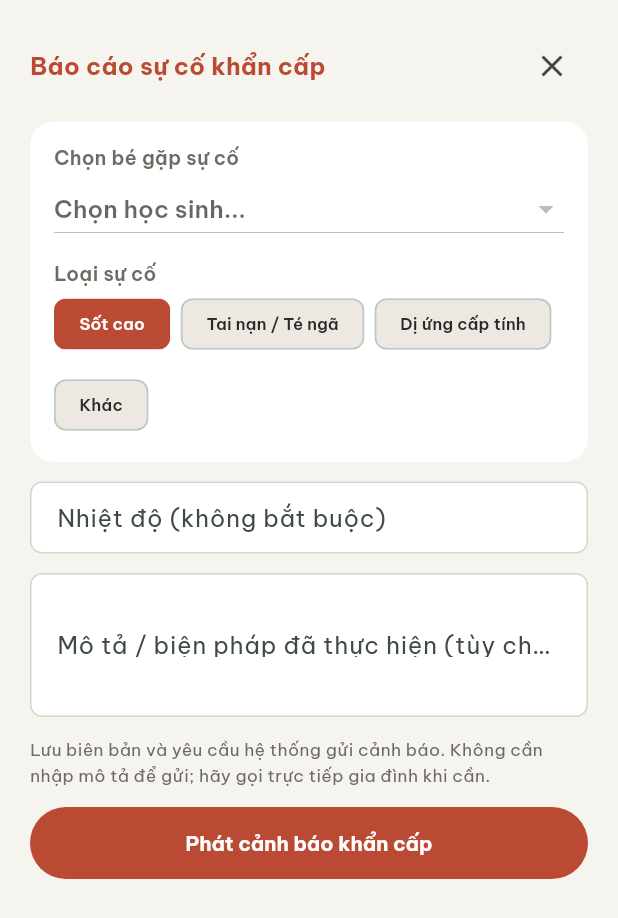
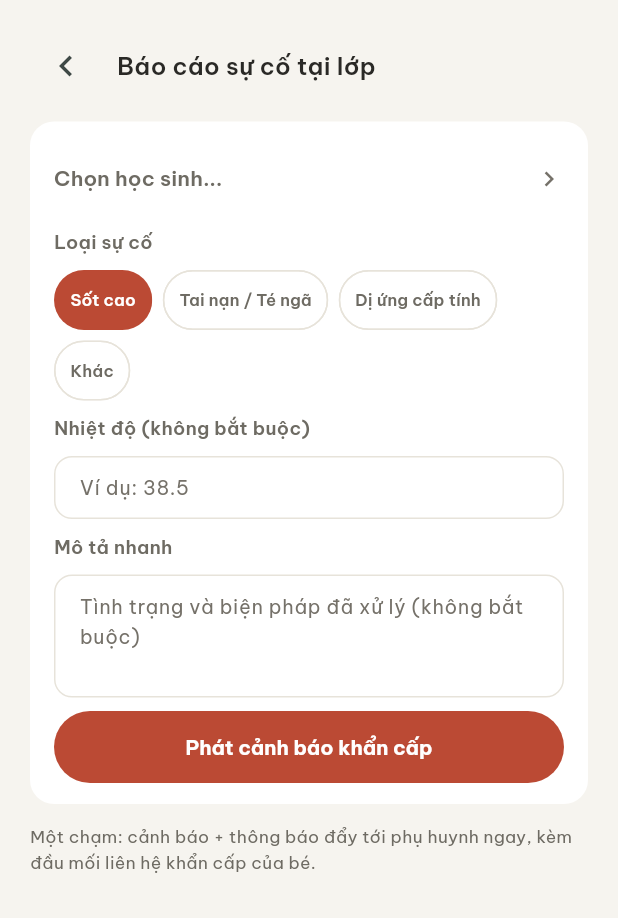
Before and after one commit to C1SE-09/Capstone-Project-1-Group-C1SE.09, a Flutter app: the TeacherEmergencySheet widget shown alone on an empty page, opened directly with empty values, on a phone screen of 412 x 824 dp. Shown: the top 918 px of the screen. Run offline on Flutter 3.47's test engine with Material 3 defaults, Android fonts, the phone set to English and light mode, and no system bars; our stand-ins replace connectivity_plus, cross_file, device_info_plus, dio, equatable, file_picker and 8 more; missing offline and left inert: record; accounts and stored records are empty.

Commit message:
[UI][Emergency] align incident report and alert screens with Figma M8-M9
Child picker row with avatar and Figma chips/fields in one card, warning-tinted alert header with clock, contact cards with call buttons, and incident summary line. Keep the honest copy that delivery to parents is not confirmed.

```diff
--- a/frontend/lib/features/kindergarten_dashboard/widgets/teacher_emergency_sheet.dart
+++ b/frontend/lib/features/kindergarten_dashboard/widgets/teacher_emergency_sheet.dart
@@ -2,11 +2,11 @@
 import 'package:adark_frontend/core/utils/phone_utils.dart';
 import 'package:adark_frontend/data/repositories/http_medication_repository.dart';
 import 'package:flutter/material.dart';
+import 'package:intl/intl.dart';
 import 'package:url_launcher/url_launcher.dart';
 
 import '../models.dart';
 import '../screens/parent_medication_widgets.dart';
-import '../screens/parent_requests_widgets.dart';
 import '../theme.dart';
 
 class TeacherEmergencySheet extends StatefulWidget {
@@ -188,100 +188,183 @@ class _TeacherEmergencySheetState extends State<TeacherEmergencySheet> {
                           MediaQuery.viewInsetsOf(context).bottom + 20),
                       child: _result == null ? _form() : _success())))));
 
+  InputDecoration _input(String hint) => InputDecoration(
+      hintText: hint,
+      hintStyle: TextStyle(fontSize: 13, color: context.k.inkFaint),
+      contentPadding: const EdgeInsets.symmetric(horizontal: 13, vertical: 11),
+      border: OutlineInputBorder(
+          borderRadius: BorderRadius.circular(12),
+          borderSide: BorderSide(color: context.k.line)),
+      enabledBorder: OutlineInputBorder(
+          borderRadius: BorderRadius.circular(12),
+          borderSide: BorderSide(color: context.k.line)),
+      focusedBorder: OutlineInputBorder(
+          borderRadius: BorderRadius.circular(12),
+          borderSide: BorderSide(color: context.k.brand)));
+
+  Widget _childRow(Child child) {
+    final words = child.name
+        .trim()
+        .split(RegExp(r'\s+'))
+        .where((w) => w.isNotEmpty)
+        .toList();
+    final initials = words.isEmpty
+        ? ''
+        : words.length == 1
+            ? words.first[0]
+            : '${words.first[0]}${words.last[0]}';
+    return Row(children: [
+      Container(
+          width: 42,
+          height: 42,
+          alignment: Alignment.center,
+          decoration:
+              BoxDecoration(color: context.k.badTint, shape: BoxShape.circle),
+          child: Text(initials.toUpperCase(),
+              style: TextStyle(
+                  fontSize: 12.6,
+                  fontWeight: FontWeight.w700,
+                  color: context.k.bad))),
+      const SizedBox(width: 10),
+      Expanded(
+          child: Text(child.name,
+              maxLines: 1,
+              overflow: TextOverflow.ellipsis,
+              style:
+                  const TextStyle(fontSize: 14, fontWeight: FontWeight.w700))),
+    ]);
+  }
+
   Widget _form() => Column(
           crossAxisAlignment: CrossAxisAlignment.stretch,
           mainAxisSize: MainAxisSize.min,
           children: [
             Row(children: [
+              IconButton(
+                  tooltip: 'Đóng',
+                  padding: EdgeInsets.zero,
+                  onPressed: () => Navigator.maybePop(context),
+                  icon: const Icon(Icons.chevron_left, size: 28)),
+              const SizedBox(width: 10),
               Expanded(
-                  child: Text('Báo cáo sự cố khẩn cấp',
+                  child: Text('Báo cáo sự cố tại lớp',
                       style: TextStyle(
                           fontSize: 16,
-                          fontWeight: FontWeight.w700,
-                          color: context.k.bad))),
-              IconButton(
-                  tooltip: 'Đóng',
-                  onPressed: () => Navigator.maybePop(context),
-                  icon: const Icon(Icons.close))
+                          fontWeight: FontWeight.w600,
+                          color: context.k.ink))),
             ]),
             const SizedBox(height: 13),
             MedicationCard(
                 child: Column(
                     crossAxisAlignment: CrossAxisAlignment.stretch,
                     children: [
-                  const Text('Chọn bé gặp sự cố',
-                      style:
-                          TextStyle(fontSize: 13, fontWeight: FontWeight.w600)),
-                  DropdownButton<String>(
+                  DropdownButtonHideUnderline(
+                      child: DropdownButton<String>(
                           value: _childId,
                           isExpanded: true,
-                      hint: const Text('Chọn học sinh...'),
+                          hint: Text('Chọn học sinh...',
+                              style: TextStyle(
+                                  fontSize: 14, color: context.k.inkSoft)),
+                          icon: Icon(Icons.chevron_right,
+                              size: 20, color: context.k.inkFaint),
                           items: widget.children
                               .map((child) => DropdownMenuItem(
-                              value: child.id, child: Text(child.name)))
+                                  value: child.id, child: _childRow(child)))
                               .toList(),
-                      onChanged:
-                          _busy ? null : (id) => setState(() => _childId = id)),
+                          onChanged: _busy
+                              ? null
+                              : (id) => setState(() => _childId = id))),
                   const SizedBox(height: 9),
                   const Text('Loại sự cố',
-                      style:
-                          TextStyle(fontSize: 13, fontWeight: FontWeight.w600)),
-                  Wrap(spacing: 7, runSpacing: 6, children: [
+                      style: TextStyle(
+                          fontSize: 12.5, fontWeight: FontWeight.w600)),
+                  const SizedBox(height: 9),
+                  Wrap(spacing: 7, runSpacing: 7, children: [
                     for (final type in _types.entries)
                       ChoiceChip(
-                          label: Text(type.value,
-                              style: const TextStyle(fontSize: 11)),
+                          label: Text(type.value),
                           selected: _type == type.key,
                           showCheckmark: false,
                           selectedColor: context.k.bad,
-                          backgroundColor: context.k.surfaceSunken,
+                          backgroundColor: context.k.surface,
+                          surfaceTintColor: Colors.transparent,
+                          shadowColor: Colors.transparent,
+                          elevation: 0,
+                          pressElevation: 0,
+                          labelPadding: const EdgeInsets.symmetric(
+                              horizontal: 10, vertical: 5),
+                          padding: EdgeInsets.zero,
+                          side: BorderSide(
+                              color: _type == type.key
+                                  ? Colors.transparent
+                                  : context.k.line),
+                          shape: const StadiumBorder(),
+                          visualDensity: VisualDensity.compact,
                           labelStyle: TextStyle(
+                              fontSize: 11,
+                              fontWeight: FontWeight.w600,
                               color: _type == type.key
                                   ? Theme.of(context).colorScheme.onPrimary
-                                  : context.k.ink),
+                                  : context.k.inkSoft),
                           onSelected: _busy
                               ? null
                               : (_) => setState(() => _type = type.key))
                   ]),
-                ])),
-            const SizedBox(height: 13),
+                  const SizedBox(height: 9),
+                  const Text('Nhiệt độ (không bắt buộc)',
+                      style: TextStyle(
+                          fontSize: 12.5, fontWeight: FontWeight.w600)),
+                  const SizedBox(height: 9),
                   TextField(
                       controller: _temperature,
                       enabled: !_busy,
                       keyboardType:
                           const TextInputType.numberWithOptions(decimal: true),
-                decoration: const InputDecoration(
-                    labelText: 'Nhiệt độ (không bắt buộc)',
+                      style: const TextStyle(fontSize: 13),
+                      decoration: _input('Ví dụ: 38.5').copyWith(
                           suffixText: '°C',
-                    border: OutlineInputBorder())),
-            const SizedBox(height: 13),
+                          suffixStyle: TextStyle(
+                              fontSize: 13, color: context.k.inkSoft))),
+                  const SizedBox(height: 9),
+                  const Text('Mô tả nhanh',
+                      style: TextStyle(
+                          fontSize: 12.5, fontWeight: FontWeight.w600)),
+                  const SizedBox(height: 9),
                   TextField(
                       controller: _notes,
                       enabled: !_busy,
                       maxLines: 3,
-                decoration: const InputDecoration(
-                    labelText: 'Mô tả / biện pháp đã thực hiện (tùy chọn)',
-                    border: OutlineInputBorder())),
-            const SizedBox(height: 13),
-            Text(
-                'Lưu biên bản và yêu cầu hệ thống gửi cảnh báo. Không cần nhập mô tả để gửi; hãy gọi trực tiếp gia đình khi cần.',
-                style: TextStyle(fontSize: 11.5, color: context.k.inkSoft)),
+                      style: const TextStyle(fontSize: 13),
+                      decoration: _input(
+                          'Tình trạng và biện pháp đã xử lý (không bắt buộc)')),
                   if (_error != null) ...[
-              const SizedBox(height: 13),
+                    const SizedBox(height: 9),
                     Semantics(
                         liveRegion: true,
-                  child: Text(_error!, style: TextStyle(color: context.k.bad)))
+                        child: Text(_error!,
+                            style: TextStyle(
+                                fontSize: 11.5, color: context.k.bad)))
                   ],
-            const SizedBox(height: 13),
+                  const SizedBox(height: 9),
                   MedicationAction(
                       label: 'Phát cảnh báo khẩn cấp',
                       danger: true,
                       busy: _busy,
                       onPressed: _submit),
+                ])),
+            const SizedBox(height: 13),
+            Text(
+                'Một chạm: cảnh báo + thông báo đẩy tới phụ huynh ngay, kèm đầu mối liên hệ khẩn cấp của bé.',
+                style: TextStyle(fontSize: 11.5, color: context.k.inkSoft)),
           ]);
   Widget _success() {
     final result = _result!;
     final stamp = DateTime.tryParse(result['reported_at']?.toString() ?? '');
+    final clock = stamp == null
+        ? null
+        : DateFormat('HH:mm')
+            .format(stamp.toUtc().add(const Duration(hours: 7)));
+    final description = (result['description'] ?? '').toString().trim();
     return Column(
         crossAxisAlignment: CrossAxisAlignment.stretch,
         mainAxisSize: MainAxisSize.min,
@@ -292,7 +375,7 @@ class _TeacherEmergencySheetState extends State<TeacherEmergencySheet> {
                   color: context.k.badTint,
                   borderRadius: BorderRadius.circular(18)),
               child: Column(children: [
-                Text('Đã ghi nhận sự cố khẩn cấp',
+                Text('Đã phát cảnh báo khẩn cấp',
                     textAlign: TextAlign.center,
                     style: TextStyle(
                         fontSize: 15,
@@ -301,7 +384,8 @@ class _TeacherEmergencySheetState extends State<TeacherEmergencySheet> {
                 const SizedBox(height: 5),
                 Text(
                     '${result['child_name']} · ${result['incident_type_label'] ?? _types[result['incident_type']] ?? 'Sự cố sức khỏe'}'
-                    '${result['temperature'] == null ? '' : ' ${result['temperature']}°C'}${stamp == null ? '' : ' · ${requestTimestamp(stamp)}'}',
+                    '${result['temperature'] == null ? '' : ' ${result['temperature']}°C'}'
+                    '${clock == null ? '' : ' · $clock hôm nay'}',
                     textAlign: TextAlign.center,
                     style: const TextStyle(fontSize: 12.5)),
                 const SizedBox(height: 5),
@@ -325,7 +409,7 @@ class _TeacherEmergencySheetState extends State<TeacherEmergencySheet> {
                     style: TextStyle(color: context.k.bad)))
           ],
           for (final contact in _contacts) ...[
-            const SizedBox(height: 13),
+            const SizedBox(height: 9),
             MedicationCard(
                 child: LayoutBuilder(builder: (context, constraints) {
               final phone = contact['phone'] as String? ?? '';
@@ -343,14 +427,22 @@ class _TeacherEmergencySheetState extends State<TeacherEmergencySheet> {
                         style:
                             TextStyle(fontSize: 12, color: context.k.inkSoft)),
                   ]);
-              final button = FilledButton(
+              final button = FilledButton.icon(
                   onPressed:
                       phoneCallUri(phone) == null ? null : () => _call(phone),
+                  icon: const Icon(Icons.phone, size: 16),
+                  label: const Text('Gọi ngay'),
                   style: FilledButton.styleFrom(
                       backgroundColor: context.k.brand,
+                      foregroundColor: Theme.of(context).colorScheme.onPrimary,
+                      padding: const EdgeInsets.symmetric(
+                          horizontal: 16, vertical: 11),
                       minimumSize: const Size(0, 48),
-                      shape: const StadiumBorder()),
-                  child: const Text('Gọi ngay'));
+                      shape: const StadiumBorder(),
+                      textStyle: const TextStyle(
+                          fontFamily: 'BeVietnamPro',
+                          fontSize: 13.5,
+                          fontWeight: FontWeight.w700)));
               return constraints.maxWidth < 300 ||
                       MediaQuery.textScalerOf(context).scale(1) > 1.3
                   ? Column(
@@ -364,6 +456,7 @@ class _TeacherEmergencySheetState extends State<TeacherEmergencySheet> {
             }))
           ],
           TextButton(
+              style: TextButton.styleFrom(foregroundColor: context.k.inkSoft),
               onPressed: _loadingContacts ? null : _reloadContacts,
               child: Text(_loadingContacts
                   ? 'Đang tải danh bạ...'
@@ -372,7 +465,8 @@ class _TeacherEmergencySheetState extends State<TeacherEmergencySheet> {
           MedicationCard(
               child: Text(
                   '${result['reported_by_name'] ?? 'Chưa rõ người báo cáo'}'
-                  '${stamp == null ? '' : ' · ${requestTimestamp(stamp)}'}\n${result['description'] ?? ''}',
+                  '${clock == null ? '' : ' báo lúc $clock'}'
+                  '${description.isEmpty ? '' : ' · $description'}',
                   style: const TextStyle(fontSize: 12.5))),
           const SizedBox(height: 13),
           MedicationAction(
```
Also changed, not shown: 2 other files. Lines whose indentation alone changed are shown as unchanged.
